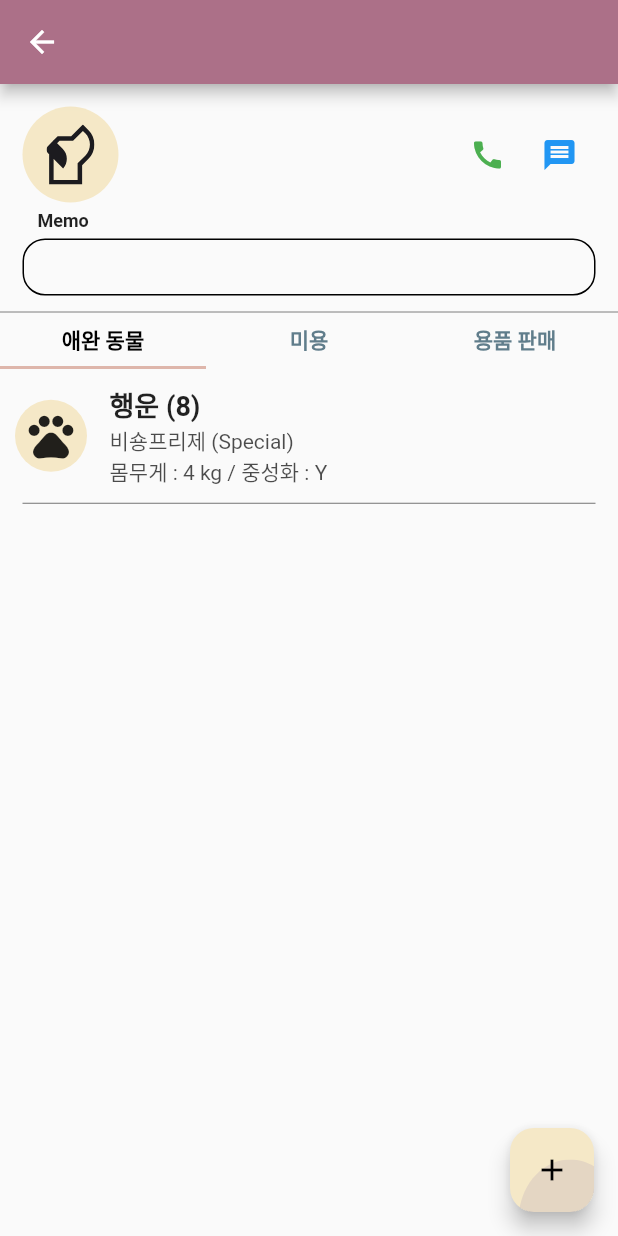
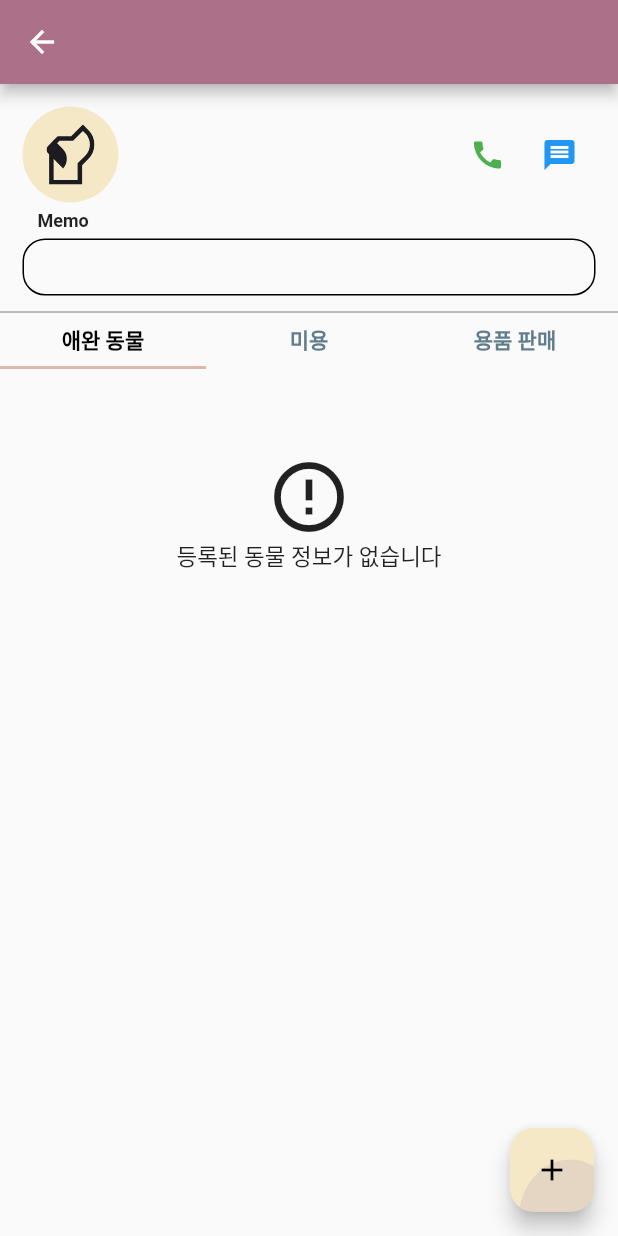
Before and after one commit to Xeno-Song/PetshopAssist, a Flutter app: the CustomerDetailPage screen opened directly with empty values, on a phone screen of 412 x 824 dp. Run offline on Flutter 3.47's test engine with Material 2 defaults, Android fonts, the light colour scheme and no system bars; our stand-ins replace flutter_svg, sqflite_common, sqflite_common_ffi; accounts and stored records are empty.

Commit message:
[ADD] Add customer's pet info find function

```diff
--- a/lib/models/datetime_converter.dart
+++ b/lib/models/datetime_converter.dart
@@ -18,3 +18,5 @@ class DateTimeConverter {
     return _dateOnly.format(time);
   }
 }
+
+// 2023-10-01T12:30:30
--- a/lib/models/pet_info.dart
+++ b/lib/models/pet_info.dart
@@ -80,7 +80,7 @@ class PetInfo {
   static PetInfo fromMap(Map<String, Object?> map) {
     return PetInfo.create(
       id: int.parse(map['id'].toString()),
-      name: map['departure'].toString(),
+      name: map['name'].toString(),
       type: int.parse(map['type'].toString()),
       detailType: map['detail_type'].toString(),
       age: int.parse(map['age'].toString()),
--- a/lib/pages/customer/customer_detail.dart
+++ b/lib/pages/customer/customer_detail.dart
@@ -3,6 +3,7 @@ import 'package:flutter_svg/flutter_svg.dart';
 import 'package:petshop_assist/components/divider.dart';
 import 'package:petshop_assist/models/customer_info.dart';
 import 'package:petshop_assist/models/pet_type.dart';
+import 'package:petshop_assist/services/pet_info_service.dart';
 import 'package:petshop_assist/theme/WaveDecoratedFloatingActionButton.dart';
 
 import '../../models/pet_info.dart';
@@ -48,7 +49,9 @@ class _CustomerDetailPageState extends State<CustomerDetailPage> {
             height: 2,
           ),
           Expanded(
-            child: _CustomerInfoAdditionalInfo(),
+            child: _CustomerInfoAdditionalInfo(
+              customerId: widget.customer.id,
+            ),
           ),
         ],
       ),
@@ -169,6 +172,12 @@ class _CustomerInfoDetail extends StatelessWidget {
 }
 
 class _CustomerInfoAdditionalInfo extends StatefulWidget {
+  const _CustomerInfoAdditionalInfo({
+    required this.customerId,
+  });
+
+  final int customerId;
+
   @override
   State<StatefulWidget> createState() => _CustomerInfoAdditionalInfoState();
 }
@@ -233,10 +242,12 @@ class _CustomerInfoAdditionalInfoState extends State<_CustomerInfoAdditionalInfo
         Expanded(
           child: TabBarView(
             controller: _tabController,
-            children: const [
-              _CustomerPetList(),
-              Text("BB"),
-              Text("CC"),
+            children: [
+              _CustomerPetList(
+                customerId: widget.customerId,
+              ),
+              const Text("BB"),
+              const Text("CC"),
             ],
           ),
         ),
@@ -245,8 +256,31 @@ class _CustomerInfoAdditionalInfoState extends State<_CustomerInfoAdditionalInfo
   }
 }
 
-class _CustomerPetList extends StatelessWidget {
-  const _CustomerPetList();
+class _CustomerPetList extends StatefulWidget {
+  const _CustomerPetList({
+    super.key,
+    required this.customerId,
+  });
+
+  final int customerId;
+
+  @override
+  State<StatefulWidget> createState() => _CustomerPetListState();
+}
+
+class _CustomerPetListState extends State<_CustomerPetList> {
+  List<PetInfo> petList = List.empty();
+
+  @override
+  void initState() {
+    PetInfoService().findByCustomerIdEquals(widget.customerId).then((value) {
+      setState(() {
+        petList = value;
+      });
+    });
+
+    super.initState();
+  }
 
   @override
   Widget build(BuildContext context) {
@@ -263,12 +297,39 @@ class _CustomerPetList extends StatelessWidget {
       createDate: DateTime.now(),
     );
 
+    List<Widget> items = List.empty(growable: true);
+    for (var index in petList) {
+      items.add(_PetListIndex(petInfo: index));
+      items.add(const ListDivider());
+    }
+    if (items.isEmpty) {
+      return Column(
+        mainAxisAlignment: MainAxisAlignment.center,
+        children: [
+          Flexible(
+            flex: 1,
+            child: Column(
+              mainAxisAlignment: MainAxisAlignment.center,
+              children: const [
+                Icon(
+                  Icons.error_outline,
+                  size: 56,
+                ),
+                Text("등록된 동물 정보가 없습니다"),
+              ],
+            ),
+          ),
+          Flexible(
+            flex: 2,
+            child: Container(),
+          ),
+        ],
+      );
+    }
+
     return SingleChildScrollView(
       child: Column(
-        children: [
-          _PetListIndex(petInfo: info),
-          const ListDivider(),
-        ],
+        children: items,
       ),
     );
   }
```
